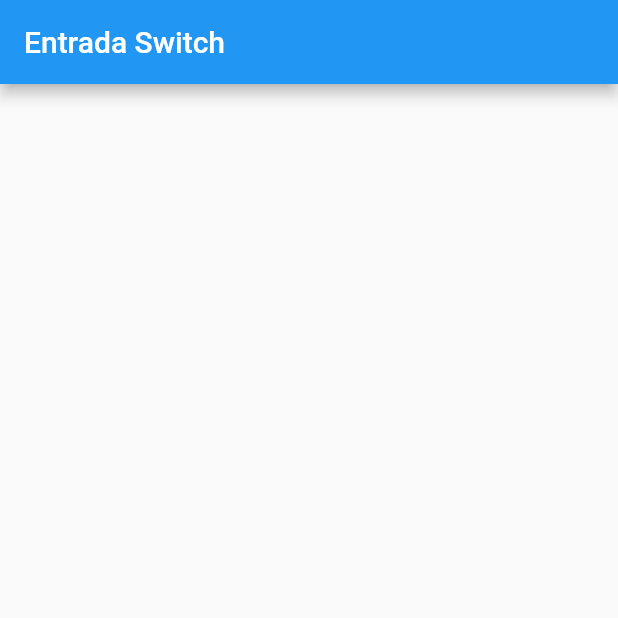
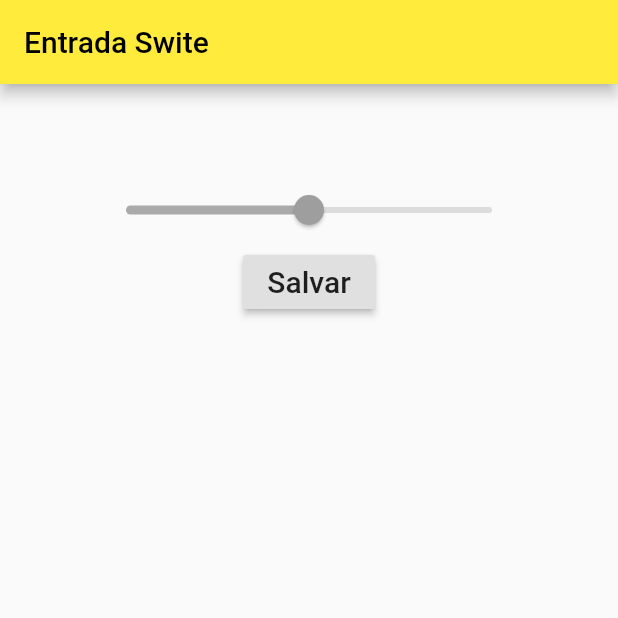
Before and after one commit to Tiago-ts/Projetos-Flutter, a Flutter app: the screen it shows after launch, on a phone screen of 412 x 824 dp, the top half of it. Run offline on Flutter 3.47's test engine with Material 2 defaults, Android fonts, the phone set to English and light mode, and no system bars.

Commit message:
EntradaSlider

```diff
--- /dev/null
+++ b/entrada_dados/lib/EntradaSlide.dart
@@ -0,0 +1,52 @@
+import 'package:flutter/material.dart';
+
+class EntradaSlider extends StatefulWidget {
+  @override
+  _EntradaSliderState createState() => _EntradaSliderState();
+}
+
+class _EntradaSliderState extends State<EntradaSlider> {
+  @override
+  Widget build(BuildContext context) {
+    return Scaffold(
+      appBar: AppBar(
+        title: Text(
+          "Entrada Swite",
+
+          style: TextStyle(
+              color: Colors.black
+          ),
+        ),
+        backgroundColor: Colors.yellow,
+
+      ),
+
+      body: Container(
+        padding: EdgeInsets.all(60),
+        child: Column(
+          children: <Widget>[
+
+            Slider(
+                value: 5,
+                min: 0,
+                max: 10,
+                onChanged: null
+            ),
+            RaisedButton(
+                child: Text(
+                  "Salvar",
+                  style: TextStyle(
+                      fontSize: 20
+                  ),
+                ),
+                onPressed: (){}
+            )
+
+
+
+          ],
+        ),
+      ),
+    );
+  }
+}
--- a/entrada_dados/lib/main.dart
+++ b/entrada_dados/lib/main.dart
@@ -1,5 +1,6 @@
-import 'package:entrada_dados/EntradaSwitch.dart';
+import 'package:entrada_dados/EntradaSlide.dart';
 import 'package:flutter/material.dart';
+//import 'package:entrada_dados/EntradaSwitch.dart';
 //import 'package:entrada_dados/EntradaCheckbox.dart';
 //import 'package:entrada_dados/EntradaRadioButton.dart';
 
@@ -8,7 +9,8 @@ void main(){
     MaterialApp(
       debugShowCheckedModeBanner: false,
       //home: EntradaRadioButton(),
-      home: EntradaSwitch(),
+      //home: EntradaSwitch(),
+      home: EntradaSlider(),
     )
   );
 }
```
Also changed, not shown: entrada_dados/lib/EntradaSwitch.dart (+49 -0 lines).
